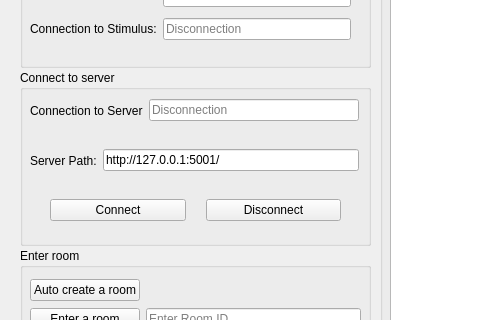
pikipity/SSVEP-web, file ssvep_client/clientMainWindow.ui: the form before one commit; both pictures show x 0 to 480 and y 86 to 406 of the 684 by 683 pixel window.
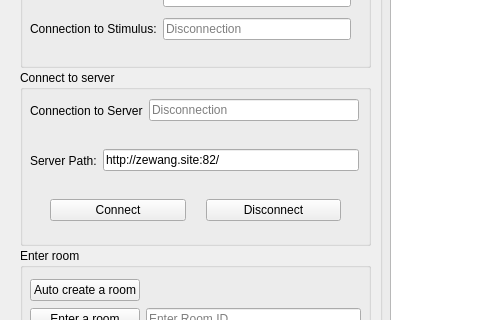
The form after the commit.

```diff
--- a/ssvep_client/clientMainWindow.ui
+++ b/ssvep_client/clientMainWindow.ui
@@ -137,7 +137,10 @@
          <item>
           <widget class="QLineEdit" name="serverPathStr">
            <property name="text">
-            <string>http://127.0.0.1:5001/</string>
+            <string>http://zewang.site:82/</string>
+           </property>
+           <property name="readOnly">
+            <bool>true</bool>
            </property>
           </widget>
          </item>
```
